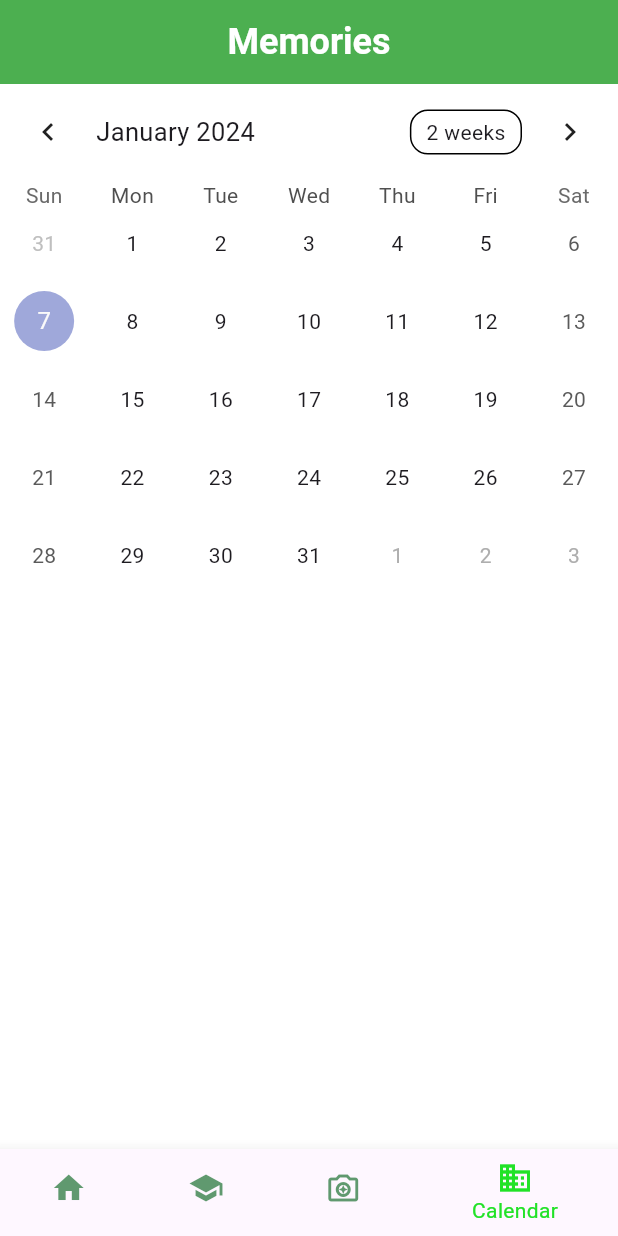
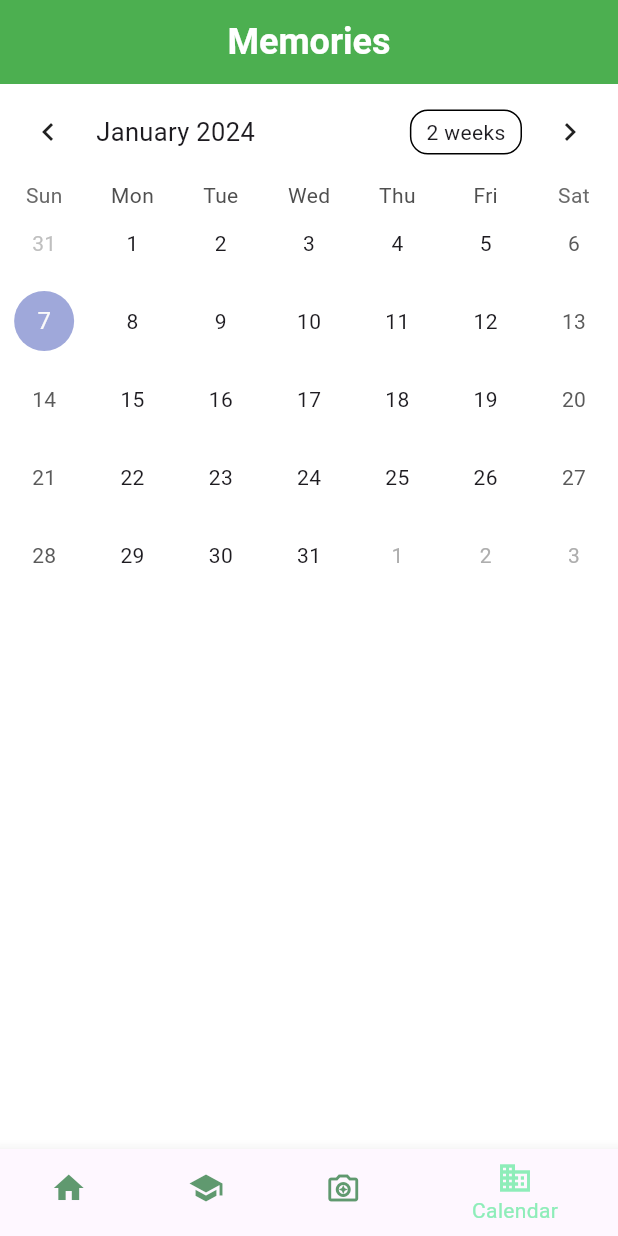
Before and after one commit to chaeyeonlee07/impact-fellowship, a Flutter app: the screen it shows after launch, item 4 of the bottom bar chosen, on a phone screen of 412 x 824 dp. Run offline on Flutter 3.47's test engine with Material 3 defaults, Android fonts, the phone set to English and light mode, and no system bars; drawn by our look-alikes of table_calendar; our stand-ins replace camera, geolocator, image_picker, permission_handler; network calls fail.

Commit message:
updaed the icons

```diff
--- a/lib/screens/directoryOverlay.dart
+++ b/lib/screens/directoryOverlay.dart
@@ -94,7 +94,7 @@ class _BottomNavigationOverlayState extends State<BottomNavigationOverlay> {
       body: _screens[_currentIndex],
       bottomNavigationBar: BottomNavigationBar(
         currentIndex: _currentIndex,
-        fixedColor: const Color.fromARGB(255, 33, 226, 39),
+        fixedColor: const Color.fromARGB(255, 142, 237, 185),
         unselectedItemColor: const Color.fromARGB(159, 0, 97, 24),
         onTap: (index) {
           setState(() {
```
Also changed, not shown: lib/images/animalia.png, lib/images/fungi.png, lib/images/plantae.png, lib/screens/challengeToday.dart (line endings or trailing spaces).
